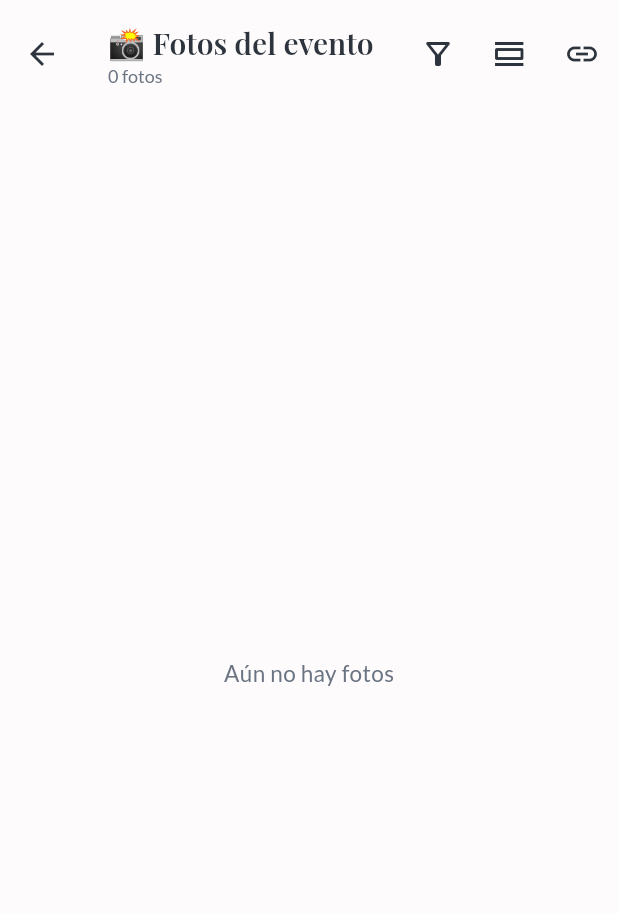
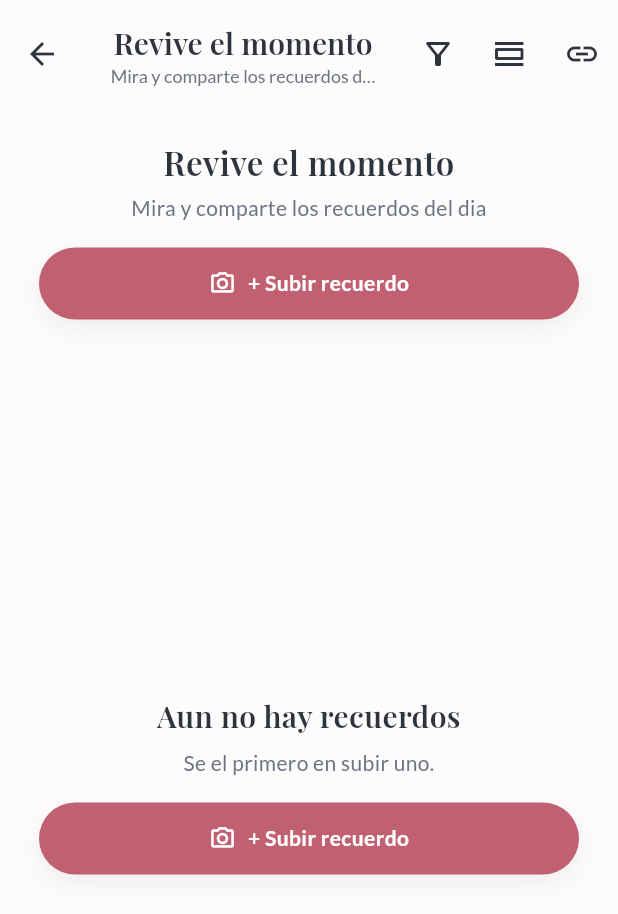
Before and after one commit to rchiup/weddingapp, a Flutter app: the FotosFlow screen opened by its route, on a phone screen of 412 x 824 dp. Shown: the top 914 px of the screen. Run offline on Flutter 3.47's test engine with Material 3 defaults, Android fonts, the phone set to English and light mode, and no system bars; our stand-ins replace cloud_firestore, cross_file, dio, file_picker, firebase_core, firebase_storage and 9 more; missing offline and left inert: dart:html, excel; accounts and stored records are empty.

Commit message:
ui: redesign event photos gallery

```diff
--- a/app/lib/fotos/fotos_feed_screen.dart
+++ b/app/lib/fotos/fotos_feed_screen.dart
@@ -55,25 +55,15 @@ class _FotosFeedScreenState extends State<FotosFeedScreen> {
       provider.loadInitial(eventId, viewerId: viewerId, includePrivate: includePrivate);
     }
 
-    if (provider.isLoading) {
-      return Center(
-        child: CircularProgressIndicator(
-          color: AppColors.galleryUpload,
-        ),
-      );
-    }
-
-    if (provider.photos.isEmpty) {
-      return Padding(
-        padding: const EdgeInsets.all(AppSpacing.x2),
-        child: Center(
-          child: Text(
-            'Aún no hay fotos',
-            style: AppTextStyles.subtitle.copyWith(
-              color: AppColors.textMuted,
-              fontSize: 15,
-            ),
-          ),
+    Widget uploadPill() {
+      return ConstrainedBox(
+        constraints: const BoxConstraints(maxWidth: 360),
+        child: CustomButton(
+          label: '+ Subir recuerdo',
+          icon: Icons.photo_camera_outlined,
+          backgroundColor: AppColors.galleryUpload,
+          usePillShape: true,
+          onPressed: widget.onUploadTap,
         ),
       );
     }
@@ -97,23 +87,62 @@ class _FotosFeedScreenState extends State<FotosFeedScreen> {
               AppSpacing.x1,
             ),
             sliver: SliverToBoxAdapter(
-              child: Center(
-                child: ConstrainedBox(
-                  constraints: const BoxConstraints(maxWidth: 420),
-                  child: Padding(
-                    padding: const EdgeInsets.symmetric(horizontal: AppSpacing.x2),
-                    child: CustomButton(
-                      label: 'Subir foto',
-                      icon: Icons.upload_rounded,
-                      backgroundColor: AppColors.galleryUpload,
-                      usePillShape: true,
-                      onPressed: widget.onUploadTap,
+              child: Column(
+                children: [
+                  const SizedBox(height: 4),
+                  Text(
+                    'Revive el momento',
+                    textAlign: TextAlign.center,
+                    style: AppTextStyles.displaySmall.copyWith(fontSize: 22),
+                  ),
+                  const SizedBox(height: 6),
+                  Text(
+                    'Mira y comparte los recuerdos del dia',
+                    textAlign: TextAlign.center,
+                    style: AppTextStyles.subtitle,
+                  ),
+                  const SizedBox(height: AppSpacing.x2),
+                  Center(child: uploadPill()),
+                ],
+              ),
+            ),
+          ),
+          if (provider.isLoading)
+            const SliverFillRemaining(
+              hasScrollBody: false,
+              child: Center(child: CircularProgressIndicator()),
+            )
+          else if (provider.photos.isEmpty)
+            SliverFillRemaining(
+              hasScrollBody: false,
+              child: Padding(
+                padding: const EdgeInsets.all(AppSpacing.x2),
+                child: Center(
+                  child: ConstrainedBox(
+                    constraints: const BoxConstraints(maxWidth: 420),
+                    child: Column(
+                      mainAxisSize: MainAxisSize.min,
+                      children: [
+                        Text(
+                          'Aun no hay recuerdos',
+                          textAlign: TextAlign.center,
+                          style: AppTextStyles.displaySmall.copyWith(fontSize: 20),
+                        ),
+                        const SizedBox(height: 8),
+                        Text(
+                          'Se el primero en subir uno.',
+                          textAlign: TextAlign.center,
+                          style: AppTextStyles.subtitle,
+                        ),
+                        const SizedBox(height: AppSpacing.x2),
+                        Center(child: uploadPill()),
+                      ],
                     ),
                   ),
                 ),
               ),
-            ),
-          ),
+            )
+          else ...[
           if (useGrid)
             SliverPadding(
               padding: const EdgeInsets.fromLTRB(
@@ -129,8 +158,8 @@ class _FotosFeedScreenState extends State<FotosFeedScreen> {
                   return SliverGrid(
                     gridDelegate: SliverGridDelegateWithFixedCrossAxisCount(
                       crossAxisCount: crossAxisCount,
-                      mainAxisSpacing: 12,
-                      crossAxisSpacing: 12,
+                      mainAxisSpacing: 16,
+                      crossAxisSpacing: 16,
                       childAspectRatio: 1,
                     ),
                     delegate: SliverChildBuilderDelegate(
@@ -196,6 +225,7 @@ class _FotosFeedScreenState extends State<FotosFeedScreen> {
                 ),
               ),
             ),
+          ],
         ],
       ),
     );
--- a/app/lib/fotos/fotos_flow.dart
+++ b/app/lib/fotos/fotos_flow.dart
@@ -37,21 +37,22 @@ class _FotosFlowState extends State<FotosFlow> {
             title: Consumer<FotosProvider>(
               builder: (context, fotos, _) {
                 final sub = fotos.isLoading
-                    ? '…'
+                    ? '...'
                     : '${fotos.photoCount} ${fotos.photoCount == 1 ? 'foto' : 'fotos'}';
                 return Column(
-                  crossAxisAlignment: CrossAxisAlignment.start,
+                  crossAxisAlignment: CrossAxisAlignment.center,
                   mainAxisSize: MainAxisSize.min,
                   children: [
                     Text(
-                      '📸 Fotos del evento',
+                      'Revive el momento',
                       style: AppTextStyles.displaySmall.copyWith(fontSize: 20),
                     ),
                     Padding(
                       padding: const EdgeInsets.only(top: 2),
                       child: Text(
-                        sub,
+                        'Mira y comparte los recuerdos del dia · $sub',
                         style: AppTextStyles.subtitle.copyWith(fontSize: 12),
+                        textAlign: TextAlign.center,
                       ),
                     ),
                   ],
@@ -152,7 +153,7 @@ class _FotosFlowState extends State<FotosFlow> {
                     MaterialPageRoute(builder: (_) => const FotosExportScreen()),
                   );
                 },
-                icon: Icon(Icons.link, color: AppColors.textPrimary),
+                icon: const Icon(Icons.link, color: AppColors.textPrimary),
                 tooltip: 'Exportar links',
               ),
             ],
--- a/app/lib/ui/app_theme.dart
+++ b/app/lib/ui/app_theme.dart
@@ -37,7 +37,7 @@ class AppColors {
 class AppRadii {
   static const card = BorderRadius.all(Radius.circular(24));
   /// Esquinas solo-imagen en grilla de fotos
-  static const galleryTile = BorderRadius.all(Radius.circular(18));
+  static const galleryTile = BorderRadius.all(Radius.circular(24));
   static const button = BorderRadius.all(Radius.circular(16));
   static const pill = BorderRadius.all(Radius.circular(999));
 }
```
Also changed, not shown: app/lib/fotos/fotos_image_tile.dart (+70 -15 lines), 1 other file.
